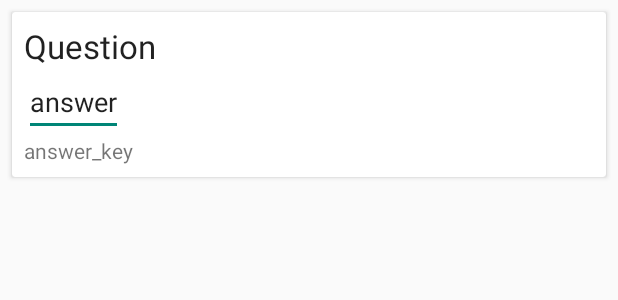
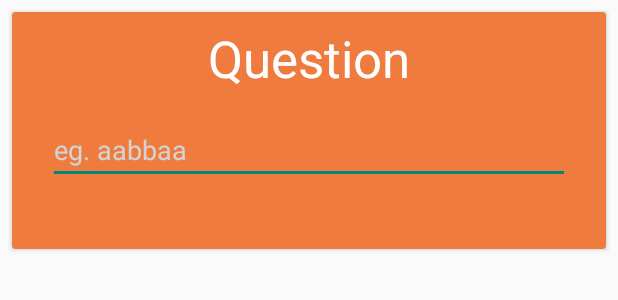
Before and after one commit to Reyes815/StudyGuru, an Android app: the layout assessment_item.xml on its own in the app's theme, with its tools: preview values and no code run, on a phone screen of 412 x 824 dp. Shown: the top 300 px of the screen. Run offline under Robolectric (Android 15) with nearby library versions, the phone set to English and light mode, and no system bars.

Commit message:
Assessment 2

```diff
--- a/app/src/main/java/com/example/studyguru/Assessment.java
+++ b/app/src/main/java/com/example/studyguru/Assessment.java
@@ -15,6 +15,7 @@ public class Assessment {
     }
 
     public String getQuestion() {
+
         return question;
     }
 
--- a/app/src/main/java/com/example/studyguru/AssessmentPage.java
+++ b/app/src/main/java/com/example/studyguru/AssessmentPage.java
@@ -30,7 +30,6 @@ public class AssessmentPage extends AppCompatActivity {
         setContentView(R.layout.assessment_page);
         loadData();
         setUpRecyclerView();
-        System.out.println("IM");
     }
 
     private void setUpRecyclerView(){
@@ -52,19 +51,16 @@ public class AssessmentPage extends AppCompatActivity {
         questionRef.get().addOnCompleteListener(new OnCompleteListener<QuerySnapshot>() {
             @Override
             public void onComplete(Task<QuerySnapshot> task) {
-                System.out.println("Im in");
                 if (task.isSuccessful()) {
                     dataset.clear(); // Clear existing data
                     for (QueryDocumentSnapshot document : task.getResult()) {
                         // Convert each document to your data model and add to the dataset
-                        System.out.println("Added");
                         Assessment data = document.toObject(Assessment.class);
                         dataset.add(data);
                     }
                     adapter.notifyDataSetChanged(); // Notify the adapter that the data set has changed
                 } else {
                     // Handle errors
-                    System.out.println("Error");
                     Log.e("AssessmentPage", "Error fetching data: " + task.getException());
                 }
             }
--- /dev/null
+++ b/app/src/main/res/drawable/next.xml
@@ -0,0 +1,5 @@
+<vector android:height="24dp" android:tint="#000000"
+    android:viewportHeight="24" android:viewportWidth="24"
+    android:width="24dp" xmlns:android="http://schemas.android.com/apk/res/android">
+    <path android:fillColor="@android:color/white" android:pathData="M10,6L8.59,7.41 13.17,12l-4.58,4.59L10,18l6,-6z"/>
+</vector>
--- a/app/src/main/res/layout/assessment_item.xml
+++ b/app/src/main/res/layout/assessment_item.xml
@@ -1,39 +1,51 @@
 <?xml version="1.0" encoding="utf-8"?>
 <androidx.cardview.widget.CardView xmlns:android="http://schemas.android.com/apk/res/android"
+    xmlns:app="http://schemas.android.com/apk/res-auto"
     android:id="@+id/assessment_item"
     android:layout_width="match_parent"
     android:layout_height="wrap_content"
     android:layout_marginTop="8dp"
     android:layout_marginStart="8dp"
-    android:layout_marginEnd="8dp">
+    android:layout_marginEnd="8dp"
+    app:cardBackgroundColor="@color/orange">
 
     <RelativeLayout
         android:layout_width="match_parent"
         android:layout_height="match_parent"
         android:padding="8dp"
         >
+
         <EditText
             android:id="@+id/answer"
-            android:layout_width="wrap_content"
+            style="@android:style/Widget.EditText"
+            android:layout_width="match_parent"
             android:layout_height="wrap_content"
-            android:text="answer"
             android:layout_below="@+id/question"
-            >
+            android:layout_marginStart="16dp"
+            android:layout_marginTop="16dp"
+            android:layout_marginEnd="16dp"
+            android:layout_marginBottom="16dp"
+            android:textColor="@color/white"
+            android:hint="eg. aabbaa"
+            android:textColorHint="@color/gray">
 
         </EditText>
+
         <TextView
             android:id="@+id/question"
             android:layout_width="wrap_content"
             android:layout_height="wrap_content"
             android:text="Question"
-            android:textAppearance="@style/TextAppearance.AppCompat.Large">
-        </TextView>
+            android:textAppearance="@style/TextAppearance.AppCompat.Display1"
+            android:textColor="@color/white"
+            android:layout_centerHorizontal="true"></TextView>
 
         <TextView
             android:id="@+id/answer_key"
             android:layout_width="wrap_content"
             android:layout_height="wrap_content"
             android:layout_below="@+id/answer"
+            android:textColor="@color/orange"
             android:text="answer_key"/>
     </RelativeLayout>
 </androidx.cardview.widget.CardView>
--- a/app/src/main/res/values/colors.xml
+++ b/app/src/main/res/values/colors.xml
@@ -3,4 +3,7 @@
     <color name="black">#FF000000</color>
     <color name="white">#FFFFFFFF</color>
     <color name="yellow">#FFD460</color>
+    <color name="orange">#F07B3F</color>
+    <color name="dark_blue">#2D4059</color>
+    <color name="gray">#D3D3D3</color>
 </resources>
```
Also changed, not shown: app/src/main/res/layout/assessment_page.xml (+14 -1 lines).
